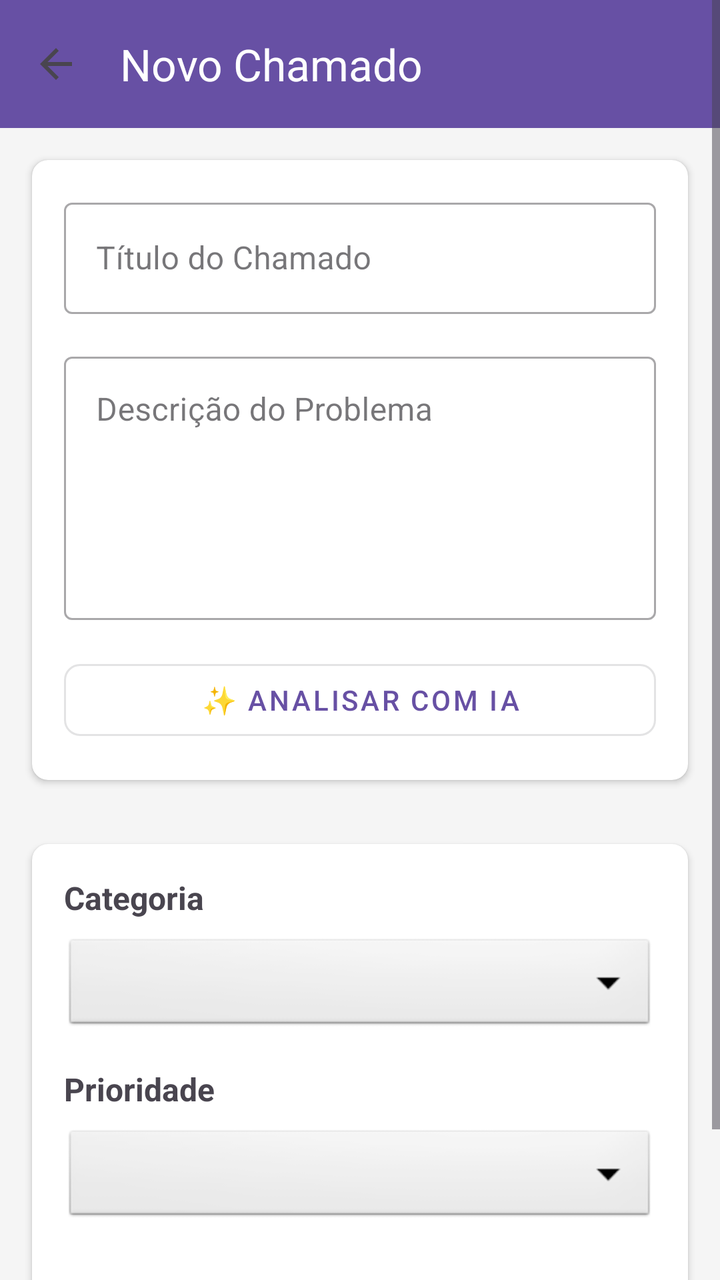
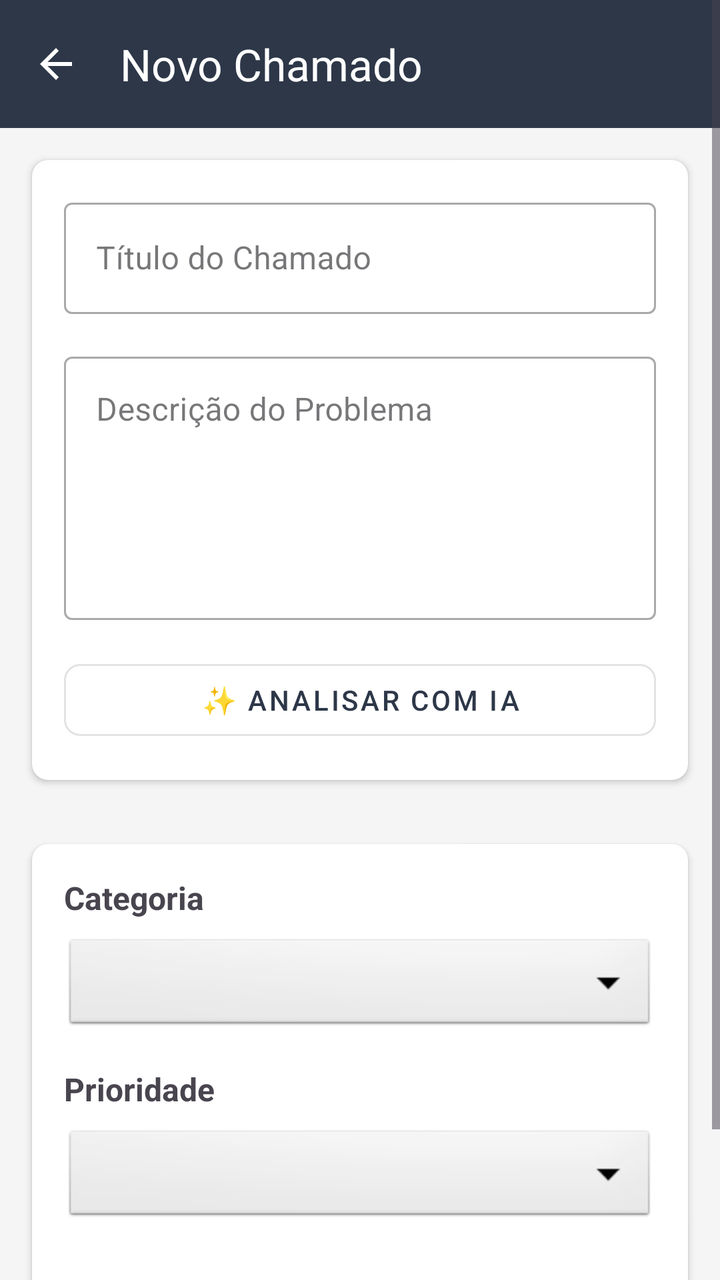

Screens rendered from an Android XML layout before and after an edit, with the pre-edit source and the edit as a unified diff.
<!-- AndroidManifest.xml: application theme Theme.TechSolve -->
<!-- res/layout/activity_novo_chamado.xml -->
<?xml version="1.0" encoding="utf-8"?>
<ScrollView xmlns:android="http://schemas.android.com/apk/res/android"
    xmlns:app="http://schemas.android.com/apk/res-auto"
    android:layout_width="match_parent"
    android:layout_height="match_parent"
    android:fillViewport="true"
    android:background="#F5F5F5">

    <LinearLayout
        android:layout_width="match_parent"
        android:layout_height="wrap_content"
        android:orientation="vertical">

        <androidx.appcompat.widget.Toolbar
            android:id="@+id/toolbar"
            android:layout_width="match_parent"
            android:layout_height="?attr/actionBarSize"
            android:background="?attr/colorPrimary"
            app:title="Novo Chamado"
            app:titleTextColor="@android:color/white"
            app:navigationIcon="?attr/homeAsUpIndicator" />

        <androidx.cardview.widget.CardView
            android:layout_width="match_parent"
            android:layout_height="wrap_content"
            android:layout_margin="16dp"
            app:cardCornerRadius="8dp"
            app:cardElevation="2dp">

            <LinearLayout
                android:layout_width="match_parent"
                android:layout_height="wrap_content"
                android:orientation="vertical"
                android:padding="16dp">

                <com.google.android.material.textfield.TextInputLayout
                    android:id="@+id/tilTitulo"
                    android:layout_width="match_parent"
                    android:layout_height="wrap_content"
                    android:hint="Título do Chamado"
                    style="@style/Widget.MaterialComponents.TextInputLayout.OutlinedBox">

                    <com.google.android.material.textfield.TextInputEditText
                        android:id="@+id/etTitulo"
                        android:layout_width="match_parent"
                        android:layout_height="wrap_content"
                        android:inputType="text"
                        android:maxLines="1" />
                </com.google.android.material.textfield.TextInputLayout>

                <com.google.android.material.textfield.TextInputLayout
                    android:id="@+id/tilDescricao"
                    android:layout_width="match_parent"
                    android:layout_height="wrap_content"
                    android:hint="Descrição do Problema"
                    style="@style/Widget.MaterialComponents.TextInputLayout.OutlinedBox"
                    android:layout_marginTop="16dp">

                    <com.google.android.material.textfield.TextInputEditText
                        android:id="@+id/etDescricao"
                        android:layout_width="match_parent"
                        android:layout_height="wrap_content"
                        android:inputType="textMultiLine"
                        android:lines="5"
                        android:gravity="top|start" />
                </com.google.android.material.textfield.TextInputLayout>

                <com.google.android.material.button.MaterialButton
                    android:id="@+id/btnAnalisarIA"
                    android:layout_width="match_parent"
                    android:layout_height="48dp"
                    android:text="✨ Analisar com IA"
                    android:textSize="14sp"
                    app:cornerRadius="8dp"
                    style="@style/Widget.MaterialComponents.Button.OutlinedButton"
                    android:layout_marginTop="16dp" />

                <ProgressBar
                    android:id="@+id/progressBarIA"
                    android:layout_width="wrap_content"
                    android:layout_height="wrap_content"
                    android:layout_gravity="center"
                    android:layout_marginTop="8dp"
                    android:visibility="gone" />

            </LinearLayout>
        </androidx.cardview.widget.CardView>

        
        <androidx.cardview.widget.CardView
            android:id="@+id/cardSugestaoIA"
            android:layout_width="match_parent"
            android:layout_height="wrap_content"
            android:layout_marginStart="16dp"
            android:layout_marginEnd="16dp"
            android:layout_marginBottom="16dp"
            app:cardCornerRadius="8dp"
            app:cardElevation="4dp"
            android:visibility="gone">

            <LinearLayout
                android:layout_width="match_parent"
                android:layout_height="wrap_content"
                android:orientation="vertical"
                android:padding="16dp"
                android:background="#E3F2FD">

                <LinearLayout
                    android:layout_width="match_parent"
                    android:layout_height="wrap_content"
                    android:orientation="horizontal"
                    android:gravity="center_vertical">

                    <TextView
                        android:layout_width="wrap_content"
                        android:layout_height="wrap_content"
                        android:text="🤖"
                        android:textSize="24sp"
                        android:layout_marginEnd="8dp" />

                    <TextView
                        android:layout_width="0dp"
                        android:layout_height="wrap_content"
                        android:layout_weight="1"
                        android:text="Sugestão da IA"
                        android:textSize="18sp"
                        android:textStyle="bold"
                        android:textColor="#1976D2" />

                    <TextView
                        android:id="@+id/tvPodeResolver"
                        android:layout_width="wrap_content"
                        android:layout_height="wrap_content"
                        android:text="✅ Você pode resolver!"
                        android:textSize="12sp"
                        android:textColor="#4CAF50"
                        android:visibility="gone" />
                </LinearLayout>

                <TextView
                    android:id="@+id/tvSugestao"
                    android:layout_width="match_parent"
                    android:layout_height="wrap_content"
                    android:text=""
                    android:textSize="14sp"
                    android:textColor="#000000"
                    android:layout_marginTop="12dp"
                    android:maxLines="8"
                    android:scrollbars="vertical" />

                <LinearLayout
                    android:layout_width="match_parent"
                    android:layout_height="wrap_content"
                    android:orientation="horizontal"
                    android:layout_marginTop="12dp">

                    <TextView
                        android:layout_width="wrap_content"
                        android:layout_height="wrap_content"
                        android:text="Categoria: "
                        android:textSize="12sp"
                        android:textColor="#666666" />

                    <TextView
                        android:id="@+id/tvCategoriaSugerida"
                        android:layout_width="wrap_content"
                        android:layout_height="wrap_content"
                        android:text=""
                        android:textSize="12sp"
                        android:textStyle="bold"
                        android:textColor="#1976D2"
                        android:layout_marginEnd="16dp" />

                    <TextView
                        android:layout_width="wrap_content"
                        android:layout_height="wrap_content"
                        android:text="Prioridade: "
                        android:textSize="12sp"
                        android:textColor="#666666" />

                    <TextView
                        android:id="@+id/tvPrioridadeSugerida"
                        android:layout_width="wrap_content"
                        android:layout_height="wrap_content"
                        android:text=""
                        android:textSize="12sp"
                        android:textStyle="bold"
                        android:textColor="#FF9800" />
                </LinearLayout>
            </LinearLayout>
        </androidx.cardview.widget.CardView>

        
        <androidx.cardview.widget.CardView
            android:layout_width="match_parent"
            android:layout_height="wrap_content"
            android:layout_margin="16dp"
            android:layout_marginTop="0dp"
            app:cardCornerRadius="8dp"
            app:cardElevation="2dp">

            <LinearLayout
                android:layout_width="match_parent"
                android:layout_height="wrap_content"
                android:orientation="vertical"
                android:padding="16dp">

                <TextView
                    android:layout_width="wrap_content"
                    android:layout_height="wrap_content"
                    android:text="Categoria"
                    android:textSize="16sp"
                    android:textStyle="bold" />

                <Spinner
                    android:id="@+id/spinnerCategoria"
                    android:layout_width="match_parent"
                    android:layout_height="50dp"
                    android:layout_marginTop="8dp"
                    android:background="@android:drawable/btn_dropdown"
                    android:padding="12dp" />

                <TextView
                    android:layout_width="wrap_content"
                    android:layout_height="wrap_content"
                    android:text="Prioridade"
                    android:textSize="16sp"
                    android:textStyle="bold"
                    android:layout_marginTop="16dp" />

                <Spinner
                    android:id="@+id/spinnerPrioridade"
                    android:layout_width="match_parent"
                    android:layout_height="50dp"
                    android:layout_marginTop="8dp"
                    android:background="@android:drawable/btn_dropdown"
                    android:padding="12dp" />

                <com.google.android.material.button.MaterialButton
                    android:id="@+id/btnCriar"
                    android:layout_width="match_parent"
                    android:layout_height="56dp"
                    android:text="Criar Chamado"
                    android:textSize="16sp"
                    app:cornerRadius="8dp"
                    android:layout_marginTop="24dp" />

                <ProgressBar
                    android:id="@+id/progressBar"
                    android:layout_width="wrap_content"
                    android:layout_height="wrap_content"
                    android:layout_gravity="center"
                    android:layout_marginTop="16dp"
                    android:visibility="gone" />
            </LinearLayout>
        </androidx.cardview.widget.CardView>
    </LinearLayout>
</ScrollView>
<!-- resources referenced by this layout -->
<resources>
  <style name="Theme.TechSolve" parent="Base.Theme.TechSolve" />
  <style name="Base.Theme.TechSolve" parent="Theme.Material3.DayNight.NoActionBar">
          
          
      </style>
</resources>

<!-- the commit's change to res/layout/activity_novo_chamado.xml (unified diff, before → after) -->
@@ -16,6 +16,7 @@
             android:layout_width="match_parent"
             android:layout_height="?attr/actionBarSize"
             android:background="?attr/colorPrimary"
+            android:theme="@style/ThemeOverlay.MaterialComponents.Dark.ActionBar"
             app:title="Novo Chamado"
             app:titleTextColor="@android:color/white"
             app:navigationIcon="?attr/homeAsUpIndicator" />
<!-- resource entries referenced after the edit -->
@@ -1,9 +1,32 @@
 <!-- resources referenced by this layout -->
 <resources>
   <style name="Theme.TechSolve" parent="Base.Theme.TechSolve" />
-  <style name="Base.Theme.TechSolve" parent="Theme.Material3.DayNight.NoActionBar">
+  <style name="Base.Theme.TechSolve" parent="Theme.Material3.Light.NoActionBar">
+          <item name="colorPrimary">@color/techsolve_escuro</item>
+          <item name="colorOnPrimary">@color/white</item>
+          <item name="colorPrimaryContainer">@color/techsolve_destaque</item>
+          <item name="colorOnPrimaryContainer">@color/techsolve_mais_escuro</item>
+          <item name="colorSecondary">@color/techsolve_escuro</item>
+          <item name="colorOnSecondary">@color/white</item>
+          <item name="colorSecondaryContainer">@color/techsolve_destaque_claro</item>
+          <item name="colorOnSecondaryContainer">@color/techsolve_mais_escuro</item>
+  
           
-          
+          <item name="colorSurface">@color/white</item>
+          <item name="colorSurfaceContainerLowest">@color/white</item>
+          <item name="colorSurfaceContainerLow">@color/white</item>
+          <item name="colorSurfaceContainer">@color/white</item>
+          <item name="colorSurfaceContainerHigh">@color/white</item>
+          <item name="colorSurfaceContainerHighest">@color/techsolve_fundo</item>
+  
+          <item name="android:statusBarColor">@color/techsolve_mais_escuro</item>
+          <item name="android:windowLightStatusBar">false</item>
       </style>
+  <color name="techsolve_escuro">#FF2D3748</color>
+  <color name="white">#FFFFFFFF</color>
+  <color name="techsolve_destaque">#FFFBBF24</color>
+  <color name="techsolve_mais_escuro">#FF1A202C</color>
+  <color name="techsolve_destaque_claro">#FFFDE9A8</color>
+  <color name="techsolve_fundo">#FFF5F5F5</color>
 </resources>
 
